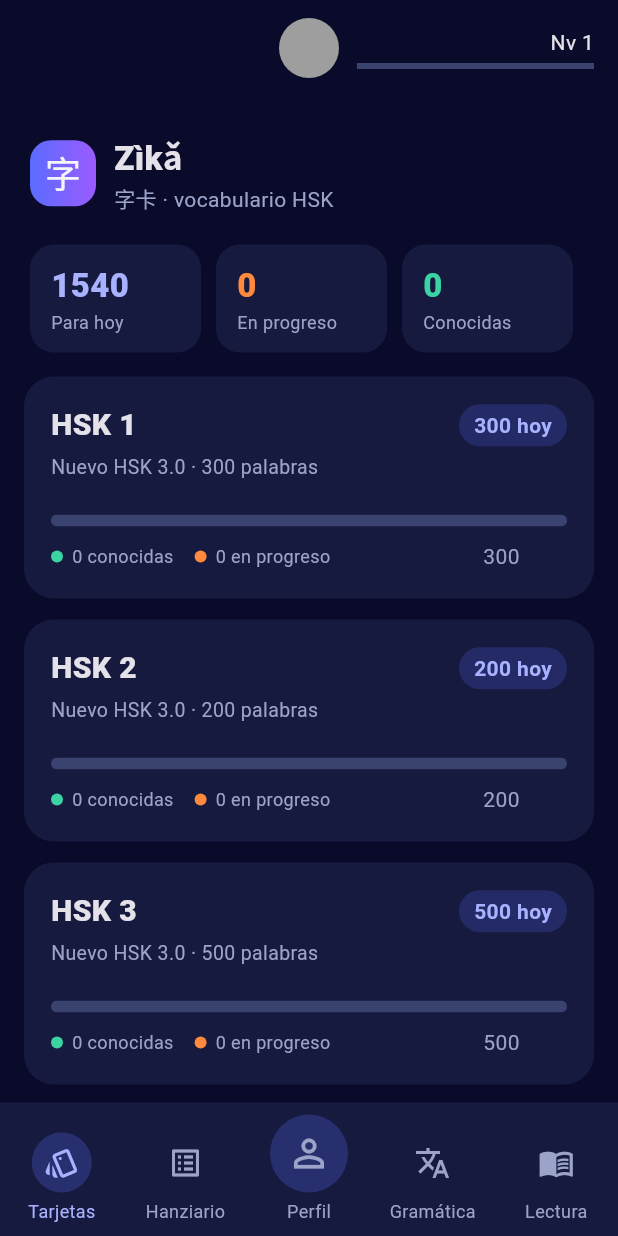
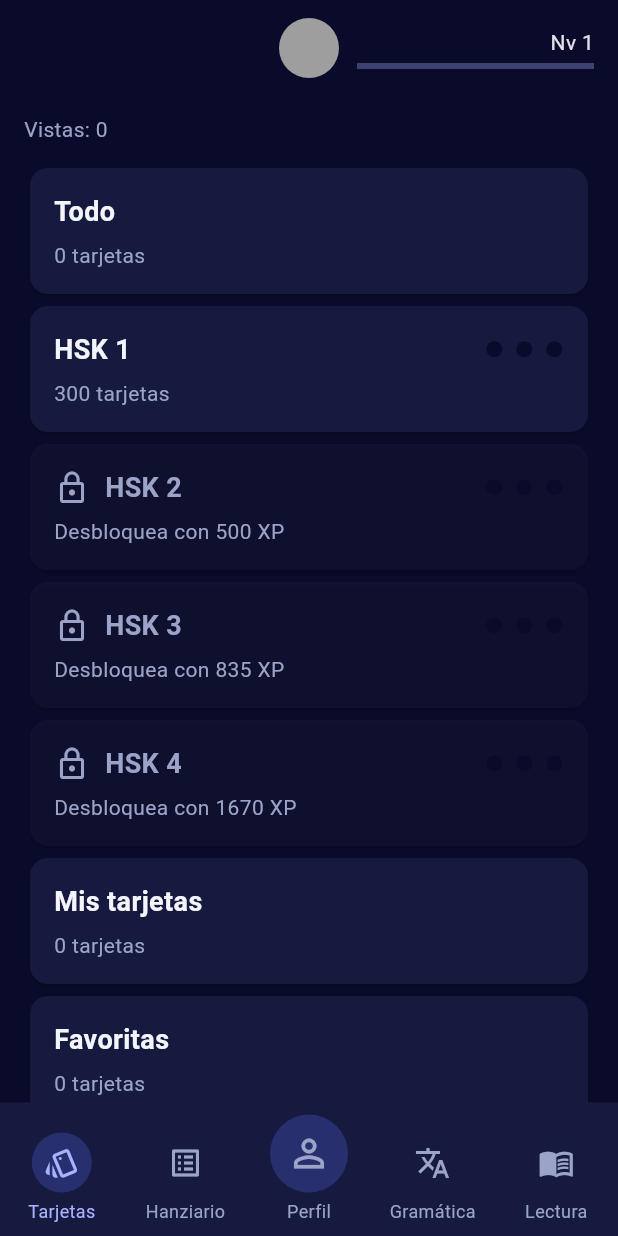
Before and after one commit to LucasLugoData/DingDong, a Flutter app: the DynastyShell screen opened directly, on a phone screen of 412 x 824 dp. Run offline on Flutter 3.47's test engine with Material 3 defaults, Android fonts, the phone set to English and light mode, and no system bars; our stand-ins replace shared_preferences; accounts and stored records are empty.

Commit message:
010 tarjetas Dinastía: bloques, bloqueo y modo Progreso
Co-Authored-By: Claude Opus 5.5 <noreply@anthropic.com>

```diff
--- /dev/null
+++ b/lib/dynasty/cards_home.dart
@@ -0,0 +1,125 @@
+import 'package:flutter/material.dart';
+
+import '../game/achievements.dart';
+import '../game/xp.dart';
+import '../main.dart';
+import '../models.dart';
+import '../screens/study_screen.dart';
+import '../theme.dart';
+
+class CardsHome extends StatelessWidget {
+  const CardsHome({super.key});
+
+  @override
+  Widget build(BuildContext context) => ListenableBuilder(
+    listenable: store,
+    builder: (context, _) {
+      final sizes = {for (final entry in store.wordIdsByDeck.entries) entry.key: entry.value.length};
+      final seen = store.player.seen;
+      final all = [...store.allWords.where((w) => w.isCustom || seen.contains(w.id))]
+        ..sort((a, b) => a.sortKey.compareTo(b.sortKey));
+      final decks = [
+        Deck(Deck.all, 'Todo', 'Todas las tarjetas vistas y las propias'),
+        ...Deck.list.where((d) => d.id.startsWith('hsk')),
+        ...Deck.list.where((d) => d.id == Deck.custom || d.id == Deck.favorites),
+      ];
+      return ListView(
+        padding: const EdgeInsets.fromLTRB(16, 12, 16, 24),
+        children: [
+          Padding(
+            padding: const EdgeInsets.only(bottom: 12),
+            child: Text('Vistas: ${store.player.seen.length}', style: const TextStyle(color: AppColors.muted)),
+          ),
+          for (final deck in decks)
+            _Block(
+              deck: deck,
+              words: deck.id == Deck.all ? all : store.wordsOf(deck.id),
+              locked: deck.id.startsWith('hsk') && deck.id != 'hsk1' && store.player.xp < unlockXp(deck.id, sizes),
+              requiredXp: unlockXp(deck.id, sizes),
+              onOpen: () => _chooseMode(context, deck, deck.id == Deck.all ? all : store.wordsOf(deck.id)),
+            ),
+        ],
+      );
+    },
+  );
+
+  void _chooseMode(BuildContext context, Deck deck, List<Word> words) {
+    final threshold = unlockXp('hsk2', {
+      for (final entry in store.wordIdsByDeck.entries) entry.key: entry.value.length,
+    });
+    if (store.player.xp < threshold) {
+      _openProgress(context, deck, words);
+      return;
+    }
+    showModalBottomSheet<void>(
+      context: context,
+      builder: (sheetContext) => SafeArea(
+        child: Column(mainAxisSize: MainAxisSize.min, children: [
+          ListTile(title: const Text('Progreso'), leading: const Icon(Icons.trending_up), onTap: () {
+            Navigator.pop(sheetContext);
+            _openProgress(context, deck, words);
+          }),
+          ListTile(title: const Text('Solitario'), leading: const Icon(Icons.style), onTap: () {
+            Navigator.pop(sheetContext);
+            ScaffoldMessenger.of(context).showSnackBar(const SnackBar(content: Text('Próximamente')));
+          }),
+        ]),
+      ),
+    );
+  }
+
+  void _openProgress(BuildContext context, Deck deck, List<Word> words) {
+    var earnedXp = 0;
+    Navigator.of(context).push(MaterialPageRoute(builder: (_) => StudyScreen(
+      deckId: deck.id,
+      words: words,
+      onAnswer: (_, correct) => earnedXp += xpPerProgressAnswer(correct),
+      onFinish: () {
+        store.grantXp('cards', earnedXp);
+        for (final id in evaluate(store.player, store.wordIdsByDeck)) {
+          store.unlockMedal(id);
+        }
+      },
+    )));
+  }
+}
+
+class _Block extends StatelessWidget {
+  const _Block({required this.deck, required this.words, required this.locked, required this.requiredXp, required this.onOpen});
+  final Deck deck;
+  final List<Word> words;
+  final bool locked;
+  final int requiredXp;
+  final VoidCallback onOpen;
+
+  @override
+  Widget build(BuildContext context) {
+    final hsk = deck.id.startsWith('hsk');
+    final medals = hsk ? blockMedals(deck.id) : const <Achievement>[];
+    return Card(
+      color: locked ? AppColors.surface.withValues(alpha: .45) : AppColors.surface,
+      child: InkWell(
+        onTap: locked ? null : onOpen,
+        borderRadius: BorderRadius.circular(12),
+        child: Padding(
+          padding: const EdgeInsets.all(16),
+          child: Column(crossAxisAlignment: CrossAxisAlignment.start, children: [
+            Row(children: [
+              if (locked) const Padding(padding: EdgeInsets.only(right: 10), child: Icon(Icons.lock_outline, color: AppColors.muted)),
+              Expanded(child: Text(deck.title, style: TextStyle(fontSize: 18, fontWeight: FontWeight.w700, color: locked ? AppColors.muted : AppColors.text))),
+              if (hsk) ...[
+                for (final medal in medals)
+                  Padding(
+                    padding: const EdgeInsets.only(left: 7),
+                    child: Icon(Icons.circle, size: 13, color: store.player.medals.contains(medal.id) ? medal.color : AppColors.bg),
+                  ),
+              ],
+            ]),
+            const SizedBox(height: 6),
+            Text(locked ? 'Desbloquea con $requiredXp XP' : '${words.length} tarjetas', style: const TextStyle(color: AppColors.muted)),
+          ]),
+        ),
+      ),
+    );
+  }
+}
--- a/lib/dynasty/dynasty_shell.dart
+++ b/lib/dynasty/dynasty_shell.dart
@@ -1,6 +1,6 @@
 import 'package:flutter/material.dart';
 
-import '../screens/home_screen.dart';
+import 'cards_home.dart';
 import 'profile_screen.dart';
 import '../screens/reading_screen.dart';
 import '../screens/word_list_screen.dart';
@@ -31,7 +31,7 @@ class _DynastyShellState extends State<DynastyShell> {
     body: IndexedStack(
       index: _tab,
       children: const [
-        HomeScreen(),
+        CardsHome(),
         WordListScreen(),
         ProfileScreen(),
         SafeArea(child: Center(child: Text('Gramática'))),
--- a/lib/store.dart
+++ b/lib/store.dart
@@ -63,6 +63,11 @@ class AppStore extends ChangeNotifier {
   // ---------- Consultas ----------
 
   List<Word> get allWords => [..._builtIn, ..._custom];
+
+  Map<String, List<String>> get wordIdsByDeck => {
+    for (final deck in const ['hsk1', 'hsk2', 'hsk3', 'hsk4'])
+      deck: _builtIn.where((word) => word.deck == deck).map((word) => word.id).toList(),
+  };
 
   /// Palabras de un mazo, ordenadas por pinyin.
   List<Word> wordsOf(String deck) {
```
Also changed, not shown: lib/screens/study_screen.dart (+15 -2 lines), 2 other files.
